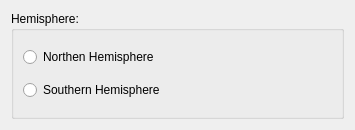
Above: applets/luna/lunaConfig.ui from KDE/kdeplasma-addons before the change. Below: the same form after it.
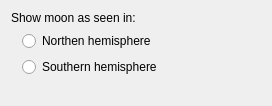
That is the form after the change.

Commit message: Improved luna config ui.

Diff of the .ui file:
```diff
--- a/applets/luna/lunaConfig.ui
+++ b/applets/luna/lunaConfig.ui
@@ -5,33 +5,72 @@
    <rect>
     <x>0</x>
     <y>0</y>
-    <width>355</width>
-    <height>130</height>
+    <width>272</width>
+    <height>106</height>
    </rect>
   </property>
-  <layout class="QVBoxLayout" >
-   <item>
-    <widget class="QGroupBox" name="hemisphereGroup" >
-     <property name="title" >
-      <string>Hemisphere:</string>
+  <layout class="QGridLayout" name="gridLayout" >
+   <item row="0" column="0" colspan="2" >
+    <widget class="QLabel" name="label" >
+     <property name="text" >
+      <string>Show moon as seen in:</string>
      </property>
-     <layout class="QVBoxLayout" >
-      <item>
+    </widget>
+   </item>
+   <item row="1" column="0" >
+    <spacer name="horizontalSpacer" >
+     <property name="orientation" >
+      <enum>Qt::Horizontal</enum>
+     </property>
+     <property name="sizeType" >
+      <enum>QSizePolicy::Fixed</enum>
+     </property>
+     <property name="sizeHint" stdset="0" >
+      <size>
+       <width>5</width>
+       <height>20</height>
+      </size>
+     </property>
+    </spacer>
+   </item>
+   <item row="1" column="1" >
        <widget class="QRadioButton" name="northenRadio" >
+     <property name="sizePolicy" >
+      <sizepolicy vsizetype="Fixed" hsizetype="Expanding" >
+       <horstretch>0</horstretch>
+       <verstretch>0</verstretch>
+      </sizepolicy>
+     </property>
         <property name="text" >
-         <string>Northen Hemisphere</string>
+      <string>Northen hemisphere</string>
         </property>
        </widget>
       </item>
-      <item>
+   <item row="2" column="1" >
        <widget class="QRadioButton" name="southernRadio" >
+     <property name="sizePolicy" >
+      <sizepolicy vsizetype="Fixed" hsizetype="Expanding" >
+       <horstretch>0</horstretch>
+       <verstretch>0</verstretch>
+      </sizepolicy>
+     </property>
         <property name="text" >
-         <string>Southern Hemisphere</string>
+      <string>Southern hemisphere</string>
         </property>
        </widget>
       </item>
-     </layout>
-    </widget>
+   <item row="3" column="0" colspan="2" >
+    <spacer name="verticalSpacer" >
+     <property name="orientation" >
+      <enum>Qt::Vertical</enum>
+     </property>
+     <property name="sizeHint" stdset="0" >
+      <size>
+       <width>20</width>
+       <height>23</height>
+      </size>
+     </property>
+    </spacer>
    </item>
   </layout>
  </widget>
```
Lines whose indentation alone changed are shown as unchanged.
